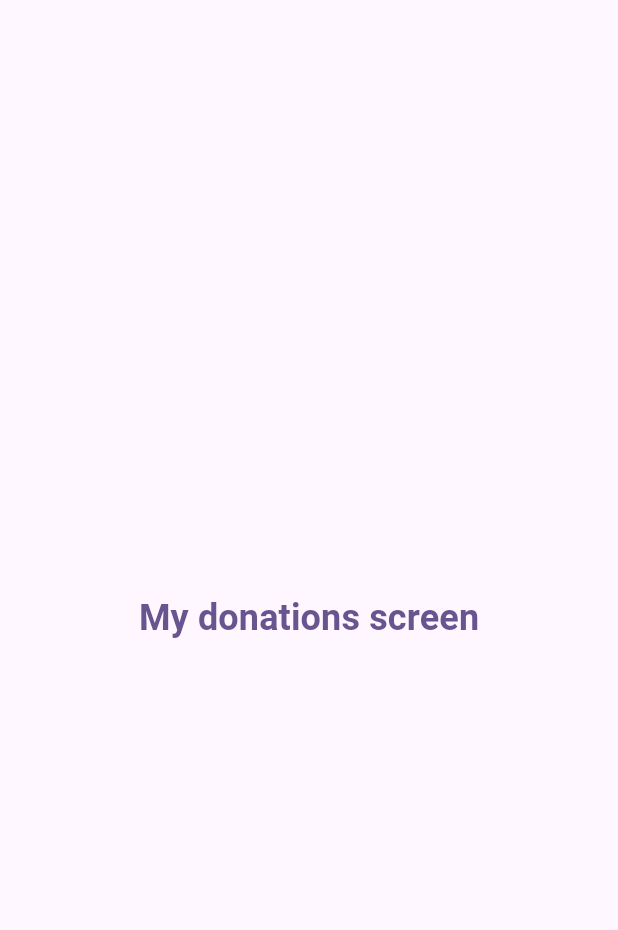
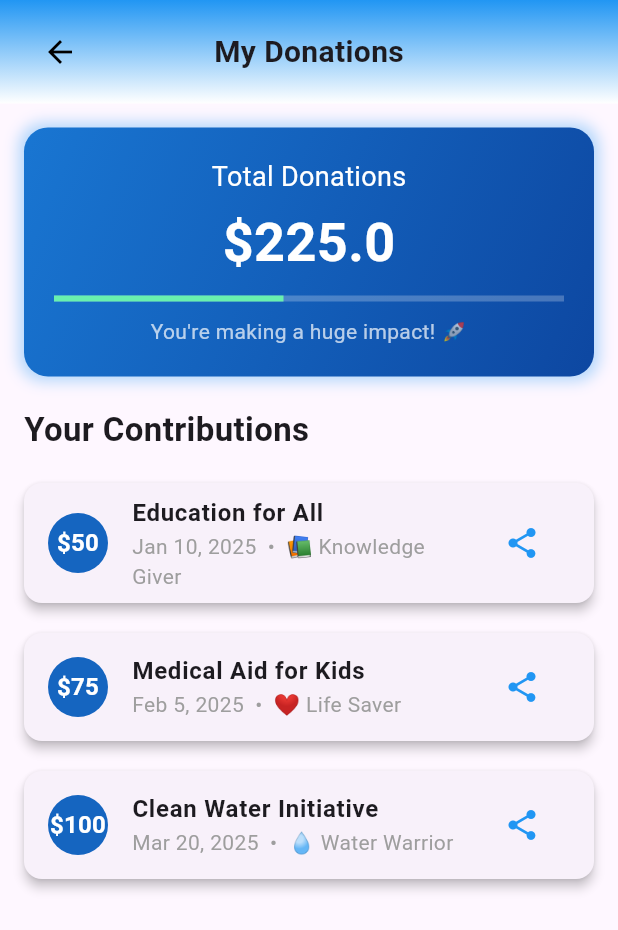
Before and after one commit to solomon-njogo/RaiseIt, a Flutter app: the MyDonationsScreen screen opened directly, on a phone screen of 412 x 824 dp. Shown: the top 930 px of the screen. Run offline on Flutter 3.47's test engine with Material 3 defaults, Android fonts, the light colour scheme and no system bars; our stand-ins replace share_plus.

Commit message:
donations ui complete

```diff
--- a/lib/views/donations/my_donations_screen.dart
+++ b/lib/views/donations/my_donations_screen.dart
@@ -1,5 +1,5 @@
-import 'package:flutter/material.dart';
-import 'package:raiseit/views/payment_screen.dart';
+`import 'package:flutter/material.dart';
+import 'package:share_plus/share_plus.dart';
 
 class MyDonationsScreen extends StatefulWidget {
   const MyDonationsScreen({super.key});
@@ -9,29 +9,184 @@ class MyDonationsScreen extends StatefulWidget {
 }
 
 class _MyDonationsScreenState extends State<MyDonationsScreen> {
-  int _selectedIndex = 3;
+  final List<Map<String, dynamic>> _donations = [
+    {
+      "title": "Education for All",
+      "amount": 50.0,
+      "date": "Jan 10, 2025",
+      "badge": "📚 Knowledge Giver",
+    },
+    {
+      "title": "Medical Aid for Kids",
+      "amount": 75.0,
+      "date": "Feb 5, 2025",
+      "badge": "❤️ Life Saver",
+    },
+    {
+      "title": "Clean Water Initiative",
+      "amount": 100.0,
+      "date": "Mar 20, 2025",
+      "badge": "💧 Water Warrior",
+    },
+  ];
 
-  void _onTabChanged(int index) {
-    setState(() {
-      _selectedIndex = index;
-    });
+  void _shareDonation(String title, double amount) {
+    final message =
+        "I just donated \$$amount to '$title'! 💖 Join me in making a difference! 🌍 #RaiseIt";
+    Share.share(message);
   }
 
   @override
   Widget build(BuildContext context) {
+    double totalDonations =
+    _donations.fold(0, (sum, item) => sum + item["amount"]);
+
     return Scaffold(
-      body: Center(
-        child: TextButton(
-          onPressed: () {
-            Navigator.push(
-              context,
-              MaterialPageRoute(builder: (context) => const PaymentScreen()),
-            );
-          }, child: Text(
-          "My donations screen",
-          style: TextStyle(fontSize: 24, fontWeight: FontWeight.bold),
+      body: Column(
+        children: [
+          _buildGradientAppBar(context),
+          Expanded(
+            child: Padding(
+              padding: const EdgeInsets.all(16.0),
+              child: Column(
+                crossAxisAlignment: CrossAxisAlignment.start,
+                children: [
+                  _buildSummaryCard(totalDonations),
+                  const SizedBox(height: 20),
+                  const Text(
+                    "Your Contributions",
+                    style: TextStyle(fontSize: 22, fontWeight: FontWeight.bold),
+                  ),
+                  const SizedBox(height: 10),
+                  Expanded(
+                    child: ListView.builder(
+                      itemCount: _donations.length,
+                      itemBuilder: (context, index) {
+                        final donation = _donations[index];
+                        return _buildDonationCard(donation);
+                      },
+                    ),
+                  ),
+                ],
+              ),
+            ),
+          ),
+        ],
+      ),
+    );
+  }
+
+  Widget _buildGradientAppBar(BuildContext context) {
+    return Container(
+      padding: const EdgeInsets.symmetric(vertical: 20, horizontal: 16),
+      decoration: const BoxDecoration(
+        gradient: LinearGradient(
+          colors: [Colors.blue, Colors.white],
+          begin: Alignment.topCenter,
+          end: Alignment.bottomCenter,
         ),
+      ),
+      child: SafeArea(
+        child: Stack(
+          alignment: Alignment.center,
+          children: [
+            Positioned(
+              left: 0,
+              child: IconButton(
+                icon: const Icon(Icons.arrow_back, color: Colors.black),
+                onPressed: () {
+                  Navigator.pop(context);
+                },
+              ),
+            ),
+            const Center(
+              child: Text(
+                "My Donations",
+                style: TextStyle(
+                  fontSize: 20,
+                  fontWeight: FontWeight.bold,
+                ),
+              ),
+            ),
+          ],
+        ),
+      ),
+    );
+  }
 
+  Widget _buildSummaryCard(double totalDonations) {
+    return Container(
+      decoration: BoxDecoration(
+        gradient: LinearGradient(
+          colors: [Colors.blue.shade700, Colors.blue.shade900],
+          begin: Alignment.topLeft,
+          end: Alignment.bottomRight,
+        ),
+        borderRadius: BorderRadius.circular(16),
+        boxShadow: [
+          BoxShadow(
+            color: Colors.blue.shade300.withOpacity(0.5),
+            spreadRadius: 3,
+            blurRadius: 8,
+          ),
+        ],
+      ),
+      padding: const EdgeInsets.all(20),
+      child: Column(
+        children: [
+          const Text(
+            "Total Donations",
+            style: TextStyle(color: Colors.white, fontSize: 18),
+          ),
+          const SizedBox(height: 5),
+          Text(
+            "\$$totalDonations",
+            style: const TextStyle(
+              color: Colors.white,
+              fontSize: 36,
+              fontWeight: FontWeight.bold,
+            ),
+          ),
+          const SizedBox(height: 10),
+          LinearProgressIndicator(
+            value: totalDonations / 500, // Example: Goal of $500
+            backgroundColor: Colors.white24,
+            color: Colors.greenAccent,
+          ),
+          const SizedBox(height: 10),
+          const Text(
+            "You're making a huge impact! 🚀",
+            style: TextStyle(color: Colors.white70, fontSize: 14),
+          ),
+        ],
+      ),
+    );
+  }
+
+  Widget _buildDonationCard(Map<String, dynamic> donation) {
+    return Card(
+      margin: const EdgeInsets.symmetric(vertical: 10),
+      elevation: 3,
+      shape: RoundedRectangleBorder(borderRadius: BorderRadius.circular(12)),
+      child: ListTile(
+        leading: CircleAvatar(
+          backgroundColor: Colors.blue.shade800,
+          child: Text(
+            "\$${donation['amount'].toInt()}",
+            style: const TextStyle(color: Colors.white, fontWeight: FontWeight.bold),
+          ),
+        ),
+        title: Text(
+          donation["title"],
+          style: const TextStyle(fontWeight: FontWeight.bold),
+        ),
+        subtitle: Text(
+          "${donation['date']}  •  ${donation['badge']}",
+          style: const TextStyle(color: Colors.grey),
+        ),
+        trailing: IconButton(
+          icon: const Icon(Icons.share, color: Colors.blue),
+          onPressed: () => _shareDonation(donation["title"], donation["amount"]),
         ),
       ),
     );
--- a/pubspec.yaml
+++ b/pubspec.yaml
@@ -35,6 +35,7 @@ dependencies:
   # Use with the CupertinoIcons class for iOS style icons.
   cupertino_icons: ^1.0.8
   intl: ^0.18.0
+  share_plus: ^7.2.1
 
 dev_dependencies:
   flutter_test:
```
Also changed, not shown: pubspec.lock, 5 other files.
